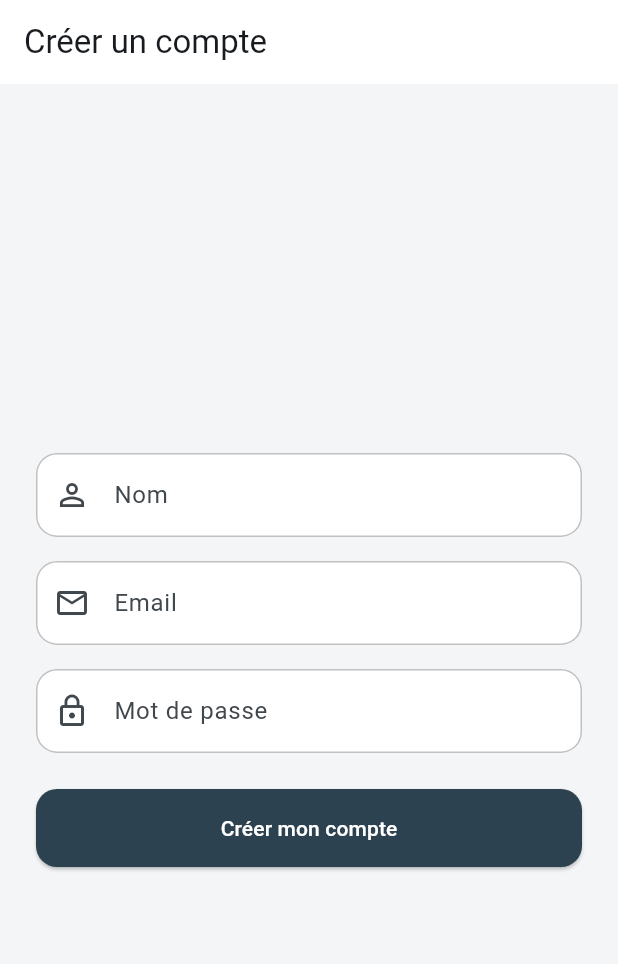
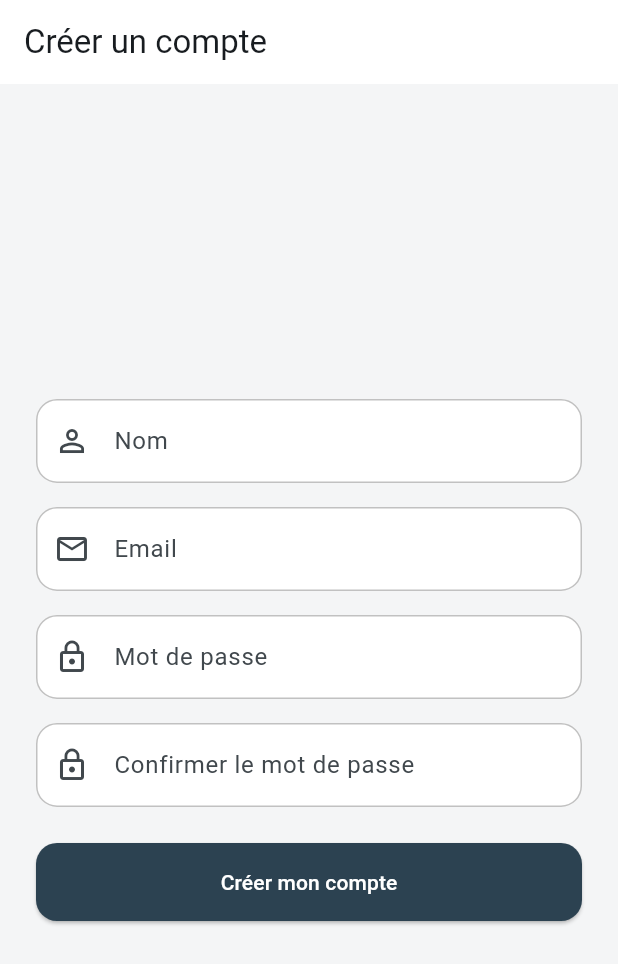
Before and after one commit to ChaourLina/Livin_app, a Flutter app: the RegisterPage screen opened by its route, on a phone screen of 412 x 824 dp. Shown: the top 964 px of the screen. Run offline on Flutter 3.47's test engine with Material 3 defaults, Android fonts, the phone set to English and light mode, and no system bars; our stand-ins replace cloud_firestore, connectivity_plus, dio, equatable, firebase_auth, firebase_core and 5 more; accounts and stored records are empty.

Commit message:
Add confirm password, empty-state actions and publish shortcut

```diff
--- a/livin_app/lib/features/auth/presentation/views/pages/register_page.dart
+++ b/livin_app/lib/features/auth/presentation/views/pages/register_page.dart
@@ -17,12 +17,14 @@ class _RegisterPageState extends State<RegisterPage> {
   final _nameController = TextEditingController();
   final _emailController = TextEditingController();
   final _passwordController = TextEditingController();
+  final _confirmController = TextEditingController();
 
   @override
   void dispose() {
     _nameController.dispose();
     _emailController.dispose();
     _passwordController.dispose();
+    _confirmController.dispose();
     super.dispose();
   }
 
@@ -86,6 +88,19 @@ class _RegisterPageState extends State<RegisterPage> {
                               ? '6 caractères minimum'
                               : null,
                     ),
+                    const SizedBox(height: 16),
+                    TextFormField(
+                      controller: _confirmController,
+                      obscureText: true,
+                      decoration: appInputDecoration(
+                        context,
+                        'Confirmer le mot de passe',
+                        icon: Icons.lock_outline,
+                      ),
+                      validator: (value) => value != _passwordController.text
+                          ? 'Les mots de passe ne correspondent pas'
+                          : null,
+                    ),
                     const SizedBox(height: 24),
                     BlocBuilder<AuthBloc, AuthState>(
                       builder: (context, state) {
```
Also changed, not shown: livin_app/lib/features/favorites/presentation/views/pages/favorites_page.dart (+48 -4 lines), livin_app/lib/features/listings/presentation/views/pages/listings_page.dart (+23 -2 lines), livin_app/lib/features/listings/presentation/views/pages/my_listings_page.dart (+14 -2 lines).
